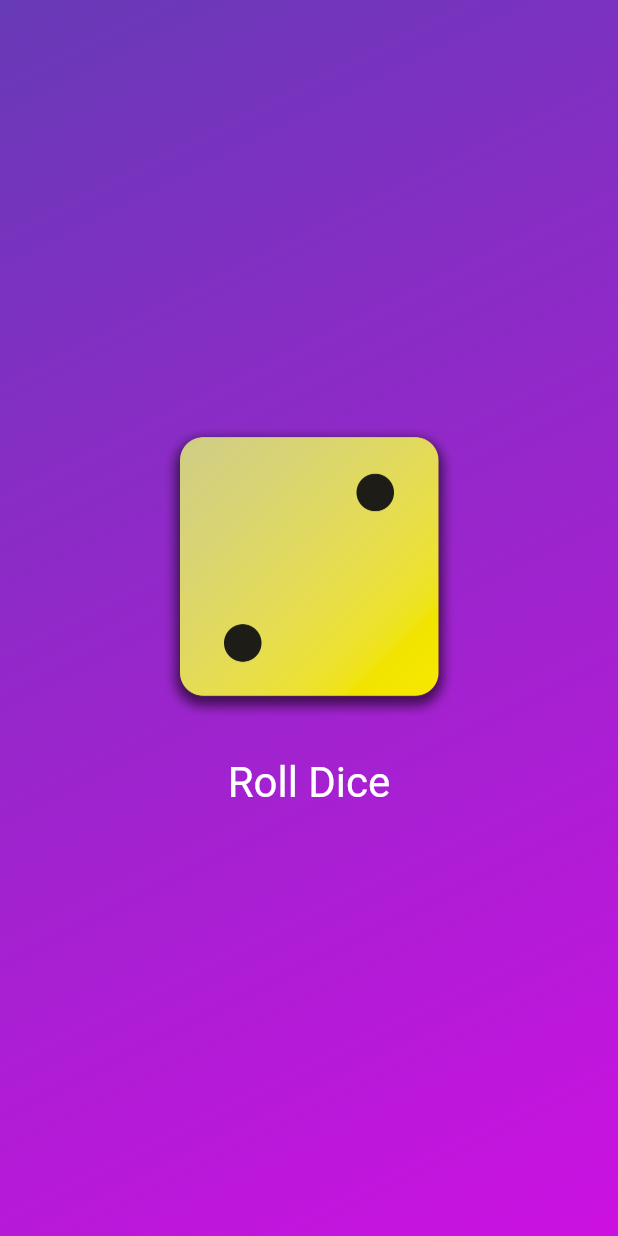
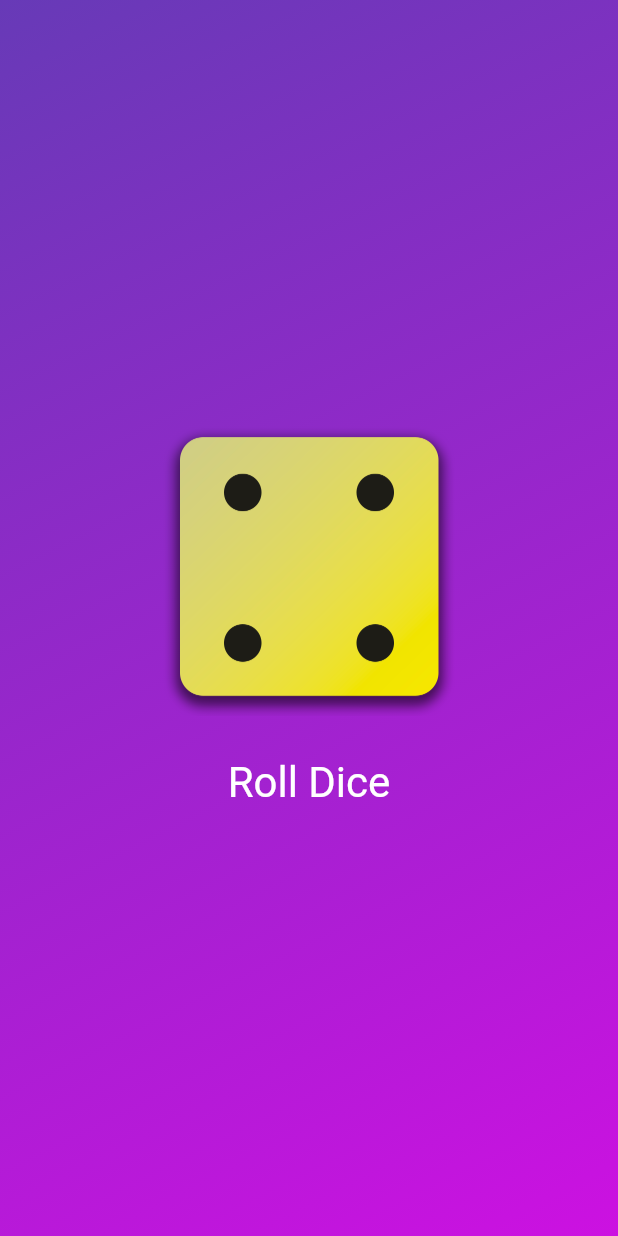
Before and after one commit to munirapp/max-miller-flutter, a Flutter app: the screen it shows after launch, after a tap on "Roll Dice", on a phone screen of 412 x 824 dp. Run offline on Flutter 3.47's test engine with Material 3 defaults, Android fonts, the phone set to English and light mode, and no system bars.

Commit message:
chore: add roll dice wit interactive stateful widget

```diff
--- /dev/null
+++ b/basics/lib/dice_roller.dart
@@ -0,0 +1,40 @@
+import 'package:flutter/material.dart';
+
+class DiceRoller extends StatefulWidget {
+  const DiceRoller({super.key});
+
+  @override
+  State<DiceRoller> createState() {
+    return _DiceRollerState();
+  }
+}
+
+class _DiceRollerState extends State<DiceRoller> {
+  var activeDiceImage = 'assets/images/dice-2.png';
+
+  void rollDice() {
+    setState(() {
+      activeDiceImage = 'assets/images/dice-4.png';
+    });
+  }
+
+  @override
+  Widget build(BuildContext context) {
+    return Column(
+      mainAxisSize: MainAxisSize.min,
+      children: [
+        Image.asset(activeDiceImage, width: 200),
+        const SizedBox(height: 20),
+        TextButton(
+          onPressed: rollDice,
+          style: TextButton.styleFrom(
+            // padding: EdgeInsets.only(top: 20),
+            foregroundColor: Colors.white,
+            textStyle: const TextStyle(fontSize: 28),
+          ),
+          child: const Text('Roll Dice'),
+        ),
+      ],
+    );
+  }
+}
--- a/basics/lib/gradient_container.dart
+++ b/basics/lib/gradient_container.dart
@@ -1,24 +1,18 @@
-import 'package:basics/styled_text.dart';
+import 'package:basics/dice_roller.dart';
 import 'package:flutter/material.dart';
 
 const startAlignment = Alignment.topLeft;
 const endAlignment = Alignment.bottomRight;
 
 class GradientContainer extends StatelessWidget {
-  GradientContainer(this.color1, this.color2, {super.key});
+  const GradientContainer(this.color1, this.color2, {super.key});
 
-  GradientContainer.purple({super.key})
+  const GradientContainer.purple({super.key})
     : color1 = Colors.deepPurple,
       color2 = Colors.indigo;
 
   final Color color1;
   final Color color2;
-  var activeDiceImage = 'assets/images/dice-2.png';
-
-  void rollDice() {
-    activeDiceImage = 'assets/images/dice-4.png';
-    print("Changing image...");
-  }
 
   @override
   Widget build(BuildContext context) {
@@ -30,24 +24,7 @@
           end: endAlignment,
         ),
       ),
-      child: Center(
-        child: Column(
-          mainAxisSize: MainAxisSize.min,
-          children: [
-            Image.asset(activeDiceImage, width: 200),
-            const SizedBox(height: 20),
-            TextButton(
-              onPressed: rollDice,
-              style: TextButton.styleFrom(
-                // padding: EdgeInsets.only(top: 20),
-                foregroundColor: Colors.white,
-                textStyle: const TextStyle(fontSize: 28),
-              ),
-              child: const Text('Roll Dice'),
-            ),
-          ],
-        ),
-      ),
+      child: Center(child: DiceRoller()),
     );
   }
 }
```
